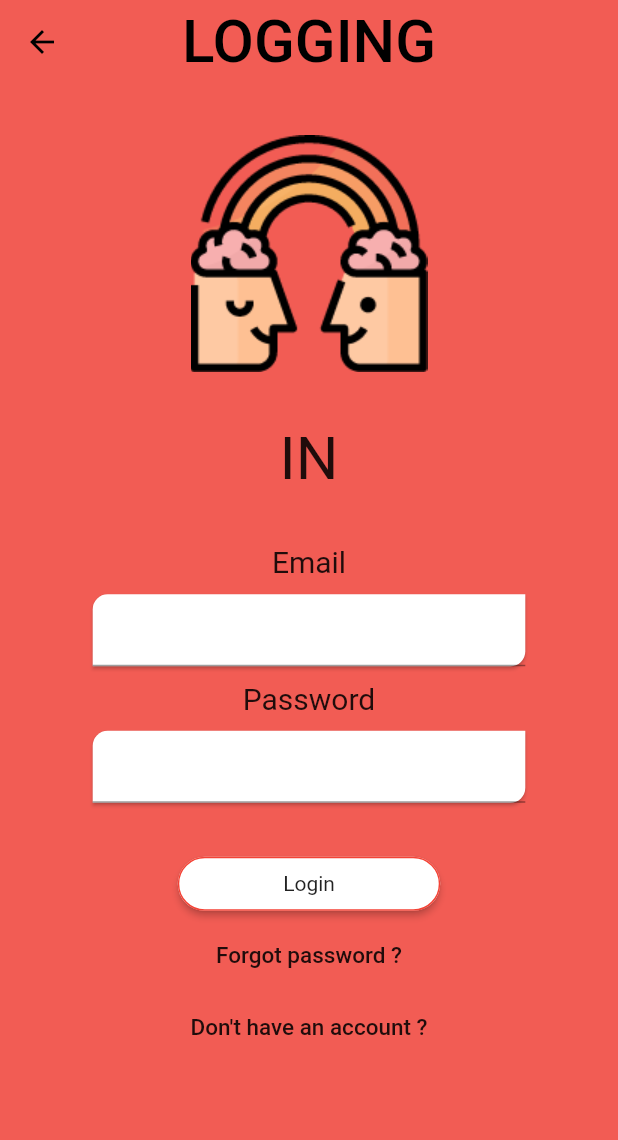
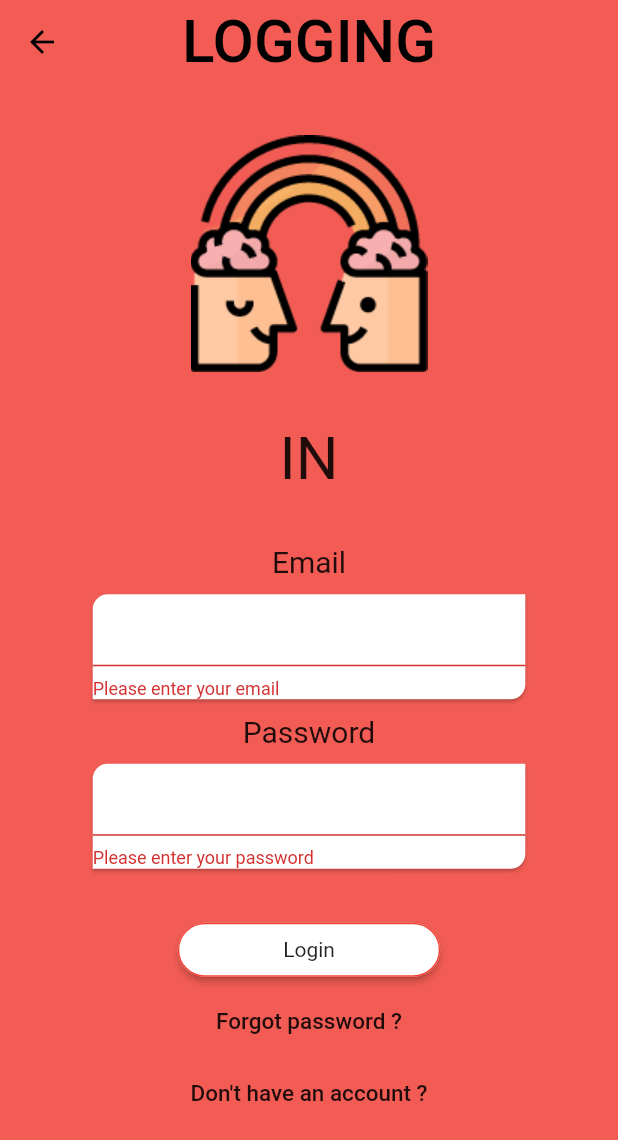
Before and after one commit to TeamInspireMe/InspireMe-Cli, a Flutter app: the Login screen opened directly, after a tap on "Login", on a phone screen of 412 x 824 dp. Shown: the top 1140 px of the screen. Run offline on Flutter 3.47's test engine with Material 2 defaults, Android fonts, the phone set to English and light mode, and no system bars; our stand-ins replace flutter_svg, image_picker; accounts and stored records are empty.

Commit message:
validator login

```diff
--- a/inspire_me/lib/screens/login.dart
+++ b/inspire_me/lib/screens/login.dart
@@ -16,8 +16,10 @@ class _LoginState extends State<Login> {
   String password;
 
   login() {
-    print('login');
-    globals.isLogged = true;
+     FocusScope.of(context).unfocus();
+    if (_loginKey.currentState.validate()) {
+    }
+    //globals.isLogged = true;
   }
 
   goToRegister() {
@@ -85,6 +87,7 @@ class _LoginState extends State<Login> {
                 Expanded(
                   flex: 3,
                   child: Form(
+                      key: _loginKey,
                       child: Column(
                         children: <Widget>[
                           Text('Email', style: TextStyle(fontSize: 20)),
@@ -102,6 +105,10 @@ class _LoginState extends State<Login> {
                               validator: (value) {
                               if (value.isEmpty) {
                                 return 'Please enter your email';
+                              } else if (!RegExp(
+                                      r"^[a-zA-Z0-9.a-zA-Z0-9.!#$%&'*+-/=?^_`{|}~]+@[a-zA-Z0-9]+\.[a-zA-Z]+")
+                                  .hasMatch(value)) {
+                                return 'Please enter a correct email';
                               }
                               return null;
                             },
```
Lines whose indentation alone changed are shown as unchanged.
